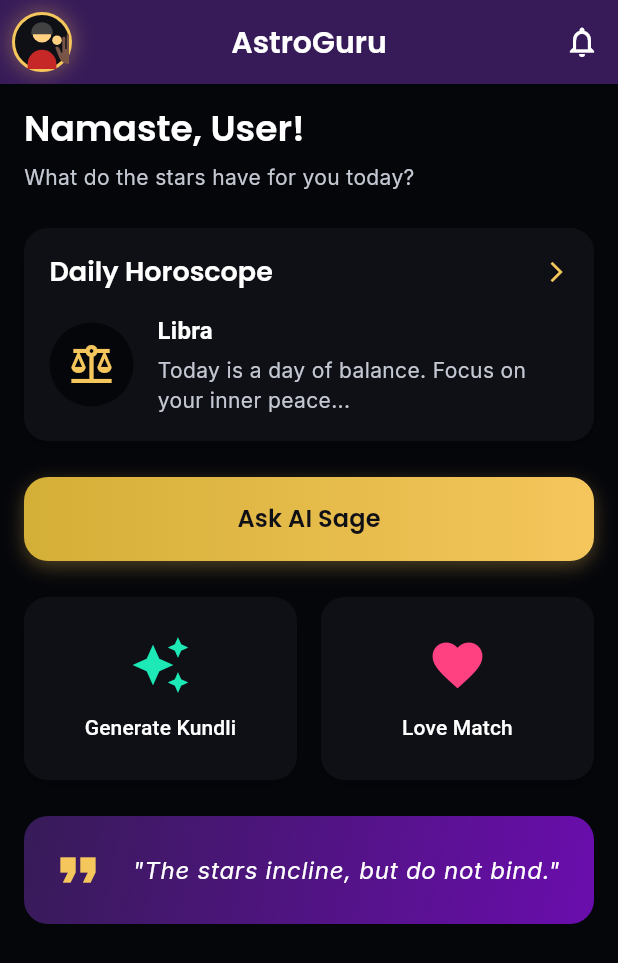
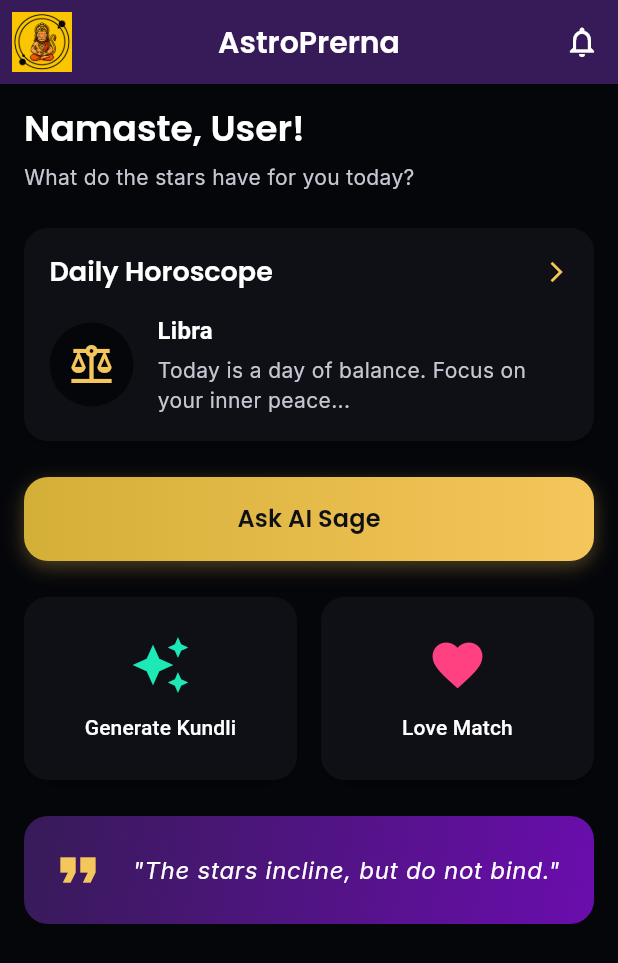
Before and after one commit to aasheesh333/AstroGuru, a Flutter app: the HomeScreen screen opened directly, on a phone screen of 412 x 824 dp. Shown: the top 963 px of the screen. Run offline on Flutter 3.47's test engine with Material 3 defaults, Android fonts, the phone set to English and light mode, and no system bars; our stand-ins replace google_fonts.

Commit message:
Rebrand to AstroPrerna and update logo
- Renamed Android package to com.dhanuk.astroprerna.
- Updated app name to "AstroPrerna" in Manifest and UI.
- Replaced custom BabaAvatar with provided logo asset.
- Configured flutter_launcher_icons to use the new logo.
- Fixed SplashScreen pending timer issue in tests.
- Verified local signed APK build.

```diff
--- a/lib/main.dart
+++ b/lib/main.dart
@@ -3,16 +3,16 @@ import 'theme/app_theme.dart';
 import 'screens/splash_screen.dart';
 
 void main() {
-  runApp(const AstroGuruApp());
+  runApp(const AstroPrernaApp());
 }
 
-class AstroGuruApp extends StatelessWidget {
-  const AstroGuruApp({super.key});
+class AstroPrernaApp extends StatelessWidget {
+  const AstroPrernaApp({super.key});
 
   @override
   Widget build(BuildContext context) {
     return MaterialApp(
-      title: 'AstroGuru',
+      title: 'AstroPrerna',
       debugShowCheckedModeBanner: false,
       theme: AppTheme.darkTheme,
       home: const SplashScreen(),
--- a/lib/screens/home_screen.dart
+++ b/lib/screens/home_screen.dart
@@ -11,7 +11,7 @@ class HomeScreen extends StatelessWidget {
   Widget build(BuildContext context) {
     return Scaffold(
       appBar: AppBar(
-        title: const Text('AstroGuru'),
+        title: const Text('AstroPrerna'),
         leading: const Padding(
           padding: EdgeInsets.all(8.0),
           child: BabaAvatar(size: 32),
--- a/lib/screens/login_screen.dart
+++ b/lib/screens/login_screen.dart
@@ -24,7 +24,7 @@ class LoginScreen extends StatelessWidget {
                 const Center(child: BabaAvatar(size: 120)),
                 const SizedBox(height: 32),
                 Text(
-                  'Welcome to AstroGuru',
+                  'Welcome to AstroPrerna',
                   style: Theme.of(context).textTheme.displayMedium,
                   textAlign: TextAlign.center,
                 ),
--- a/lib/screens/splash_screen.dart
+++ b/lib/screens/splash_screen.dart
@@ -1,3 +1,4 @@
+import 'dart:async';
 import 'package:flutter/material.dart';
 import '../theme/app_colors.dart';
 import '../widgets/baba_avatar.dart';
@@ -13,6 +14,7 @@ class SplashScreen extends StatefulWidget {
 class _SplashScreenState extends State<SplashScreen> with SingleTickerProviderStateMixin {
   late AnimationController _controller;
   late Animation<double> _fadeAnimation;
+  Timer? _timer;
 
   @override
   void initState() {
@@ -26,7 +28,7 @@ class _SplashScreenState extends State<SplashScreen> with SingleTickerProviderSt
     _controller.forward();
 
     // Navigate to Onboarding after 3 seconds
-    Future.delayed(const Duration(seconds: 3), () {
+    _timer = Timer(const Duration(seconds: 3), () {
       if (mounted) {
         Navigator.of(context).pushReplacement(
           MaterialPageRoute(builder: (_) => const OnboardingScreen()),
@@ -37,6 +39,7 @@ class _SplashScreenState extends State<SplashScreen> with SingleTickerProviderSt
 
   @override
   void dispose() {
+    _timer?.cancel();
     _controller.dispose();
     super.dispose();
   }
@@ -57,7 +60,7 @@ class _SplashScreenState extends State<SplashScreen> with SingleTickerProviderSt
                 const BabaAvatar(size: 150, animate: true),
                 const SizedBox(height: 24),
                 Text(
-                  'AstroGuru',
+                  'AstroPrerna',
                   style: Theme.of(context).textTheme.displayLarge,
                 ),
                 const SizedBox(height: 16),
--- a/lib/widgets/baba_avatar.dart
+++ b/lib/widgets/baba_avatar.dart
@@ -1,5 +1,4 @@
 import 'package:flutter/material.dart';
-import '../theme/app_colors.dart';
 
 class BabaAvatar extends StatelessWidget {
   final double size;
@@ -16,80 +15,9 @@ class BabaAvatar extends StatelessWidget {
     return Container(
       width: size,
       height: size,
-      decoration: BoxDecoration(
-        shape: BoxShape.circle,
-        color: AppColors.surfaceColor,
-        border: Border.all(color: AppColors.primaryGold, width: 2),
-        boxShadow: [
-          BoxShadow(
-            color: AppColors.primaryGold.withOpacity(0.3),
-            blurRadius: 10,
-            spreadRadius: 2,
-          ),
-        ],
-      ),
-      child: Center(
-        child: Stack(
-          alignment: Alignment.center,
-          children: [
-            // Body (Red Dress)
-            Positioned(
-              bottom: -size * 0.1,
-              child: Container(
-                width: size * 0.6,
-                height: size * 0.5,
-                decoration: BoxDecoration(
-                  color: Colors.red[800],
-                  borderRadius: const BorderRadius.only(
-                    topLeft: Radius.circular(50),
-                    topRight: Radius.circular(50),
-                  ),
-                ),
-              ),
-            ),
-            // Head
-            Positioned(
-              top: size * 0.15,
-              child: Container(
-                width: size * 0.4,
-                height: size * 0.45,
-                decoration: const BoxDecoration(
-                  color: Color(0xFFFFD180), // Skin tone
-                  shape: BoxShape.circle,
-                ),
-              ),
-            ),
-            // Hair
-            Positioned(
-              top: size * 0.15,
-              child: Container(
-                width: size * 0.45,
-                height: size * 0.25,
-                decoration: BoxDecoration(
-                  color: Colors.grey[800],
-                  borderRadius: const BorderRadius.only(
-                    topLeft: Radius.circular(50),
-                    topRight: Radius.circular(50),
-                  ),
-                ),
-              ),
-            ),
-            // Hand Blessing (Right side)
-            Positioned(
-              right: size * 0.15,
-              top: size * 0.4,
-              child: Container(
-                width: size * 0.2,
-                height: size * 0.25,
-                decoration: const BoxDecoration(
-                  color: Color(0xFFFFD180), // Skin tone
-                  shape: BoxShape.circle,
-                ),
-                child: const Icon(Icons.back_hand, size: 20, color: Colors.brown),
-              ),
-            ),
-          ],
-        ),
+      child: Image.asset(
+        'assets/images/logo.png',
+        fit: BoxFit.contain,
       ),
     );
   }
```
Also changed, not shown: pubspec.yaml (+8 -0 lines), assets/images/logo.png (added), pubspec.lock, 10 other files.
